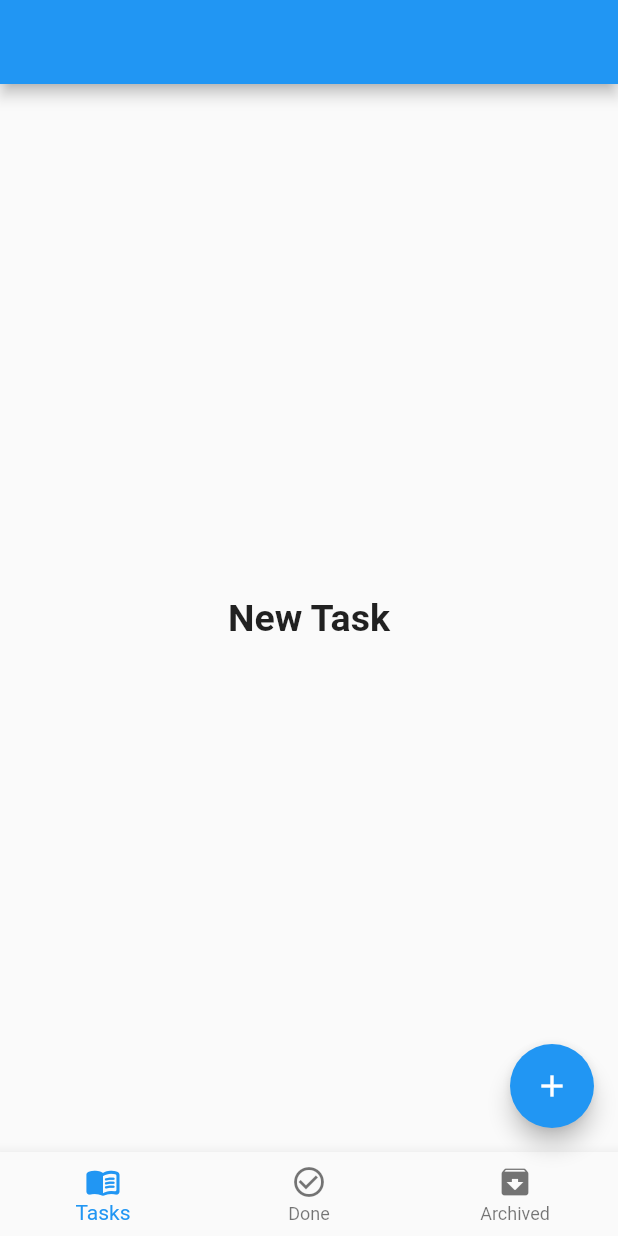
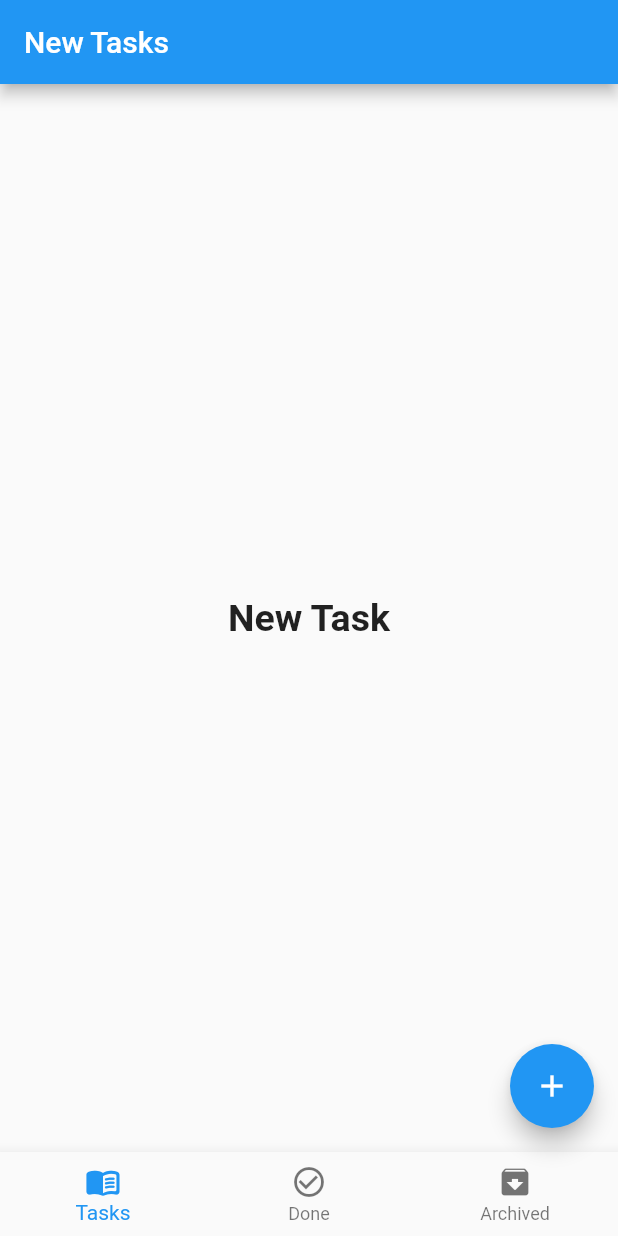
Before and after one commit to 3bdulra7manAmir/sqflite, a Flutter app: the screen it shows after launch, on a phone screen of 412 x 824 dp. Run offline on Flutter 3.47's test engine with Material 2 defaults, Android fonts, the phone set to English and light mode, and no system bars.

```diff
--- a/lib/layout/home_layout.dart
+++ b/lib/layout/home_layout.dart
@@ -16,13 +16,16 @@ class HomeLayout extends StatefulWidget {
 class _HomeLayoutState extends State<HomeLayout> {
 
 int currentIndex = 0;
+List<Text> appbarText = const [Text("New Tasks"), Text("Done Tasks"), Text("Archived Tasks")];
+//List<String> titles = ["New Tasks","Done Tasks","Archived Tasks"];
 List<Widget> screens = const [Tasks(), DoneTasks(), ArchivedTasks()];
 
   @override
   Widget build(BuildContext context) {
     return Scaffold(
       appBar: AppBar(
-
+        title: appbarText[currentIndex],
+        //title: Text(title[currentIndex]),
       ),
       body: screens[currentIndex],
       floatingActionButton: FloatingActionButton(
```
